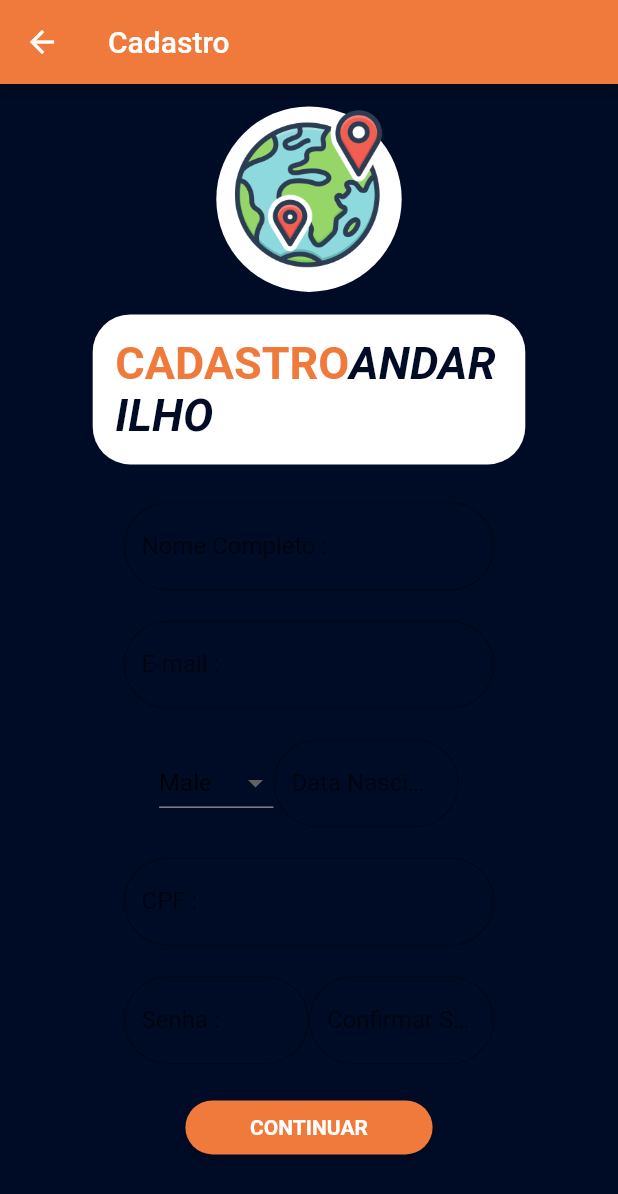
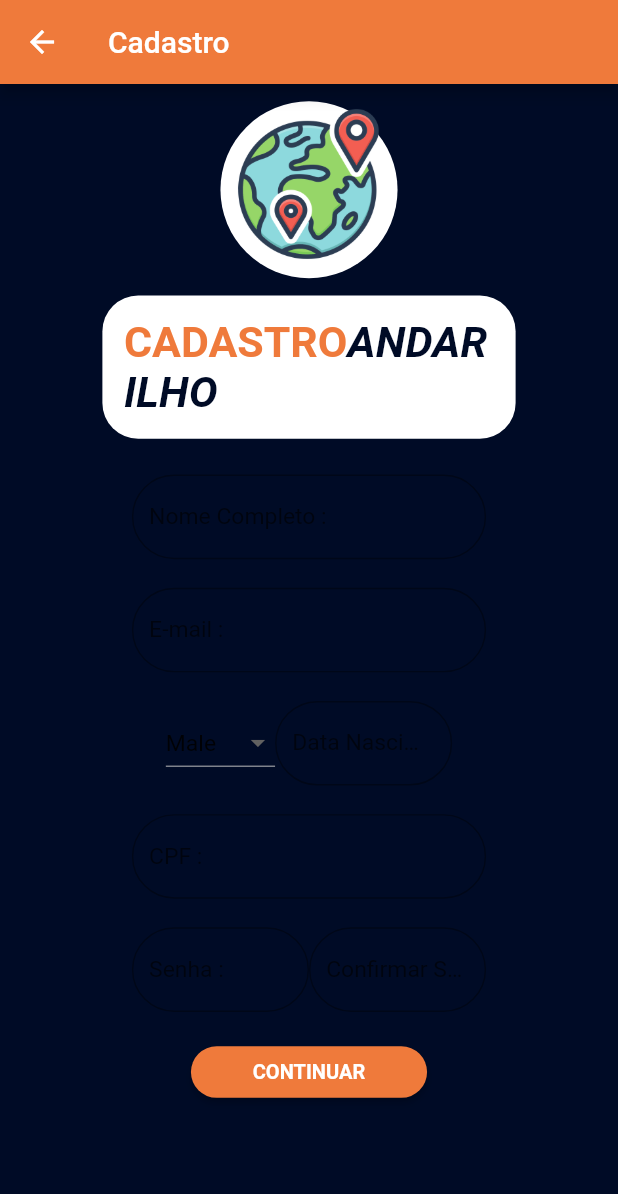
Before and after one commit to guimell/Andarilho, a Flutter app: the Cadastro screen opened directly, on a phone screen of 412 x 824 dp. Shown: the top 1194 px of the screen. Run offline on Flutter 3.47's test engine with Material 2 defaults, Android fonts, the light colour scheme and no system bars.

Commit message:
alinhando todos os itens

```diff
--- a/andarilho/lib/Login.dart
+++ b/andarilho/lib/Login.dart
@@ -26,8 +26,8 @@ class _LoginPageState extends State<LoginPage> {
         title: Text(widget.title),
       ),
       backgroundColor: AppConfig.lightColors.background,
-      body: SingleChildScrollView(
-        child: Center(
+      body: Center(
+        child: FittedBox(
           child: Column(
             children: <Widget>[
               Padding(
--- a/andarilho/lib/cadastro.dart
+++ b/andarilho/lib/cadastro.dart
@@ -47,22 +47,21 @@ class _CadastroState extends State<Cadastro> {
         title: Text(widget.title),
       ),
       backgroundColor: AppConfig.lightColors.background,
-      body: SingleChildScrollView(
-        child: Center(
+      body: Center(
+        child: FittedBox(
           child: Column(
             children: <Widget>[
               Stack(children: [
                 Align(
                   alignment: Alignment.center,
                   child: Padding(
-                    padding: const EdgeInsets.all(15.0),
+                    padding: const EdgeInsets.symmetric(vertical: 12),
                     child: Container(
                       height: AppConfig.screenSize.width * 0.3,
                       width: AppConfig.screenSize.width * 0.3,
                       decoration: BoxDecoration(
-                        color: AppConfig.lightColors.onPrimary,
-                        borderRadius: BorderRadius.circular(360),
-                      ),
+                          color: AppConfig.lightColors.onPrimary,
+                          shape: BoxShape.circle),
                     ),
                   ),
                 ),
```
